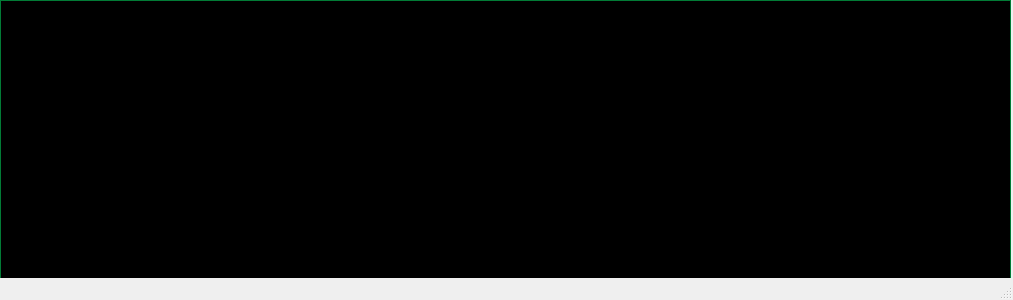
First picture: the form in ui/yeroth-erp-pointdevente-liststocks-window.ui, repository xnoumbissinoundou/yeroth-erp-3.0, before the edit.
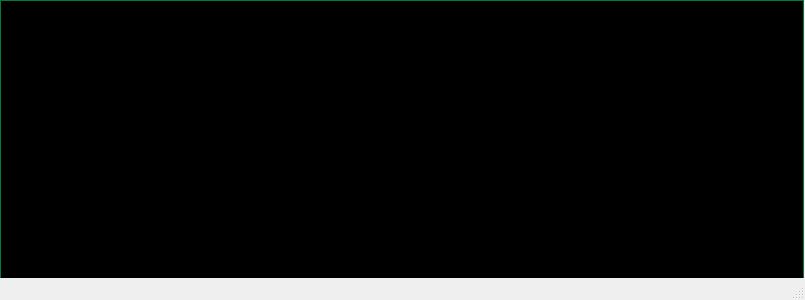
Second picture: the form after the edit. Custom widgets are drawn as their Qt base class.

Commit message: On branch master 	modified:   ui/yeroth-erp-pointdevente-liststocks-window.ui 	modified:   ui/yeroth-erp-sortir-liststocks-window.ui

What changed in the file:
```diff
--- a/ui/yeroth-erp-pointdevente-liststocks-window.ui
+++ b/ui/yeroth-erp-pointdevente-liststocks-window.ui
@@ -9,7 +9,7 @@
    <rect>
     <x>0</x>
     <y>0</y>
-    <width>1013</width>
+    <width>805</width>
     <height>300</height>
    </rect>
   </property>
@@ -22,7 +22,7 @@
      <rect>
       <x>0</x>
       <y>0</y>
-      <width>1011</width>
+      <width>804</width>
       <height>299</height>
      </rect>
     </property>
```
Left out of the diff: 4 changed lines with no effect on the pictures. The commit also changes 1 other file.
